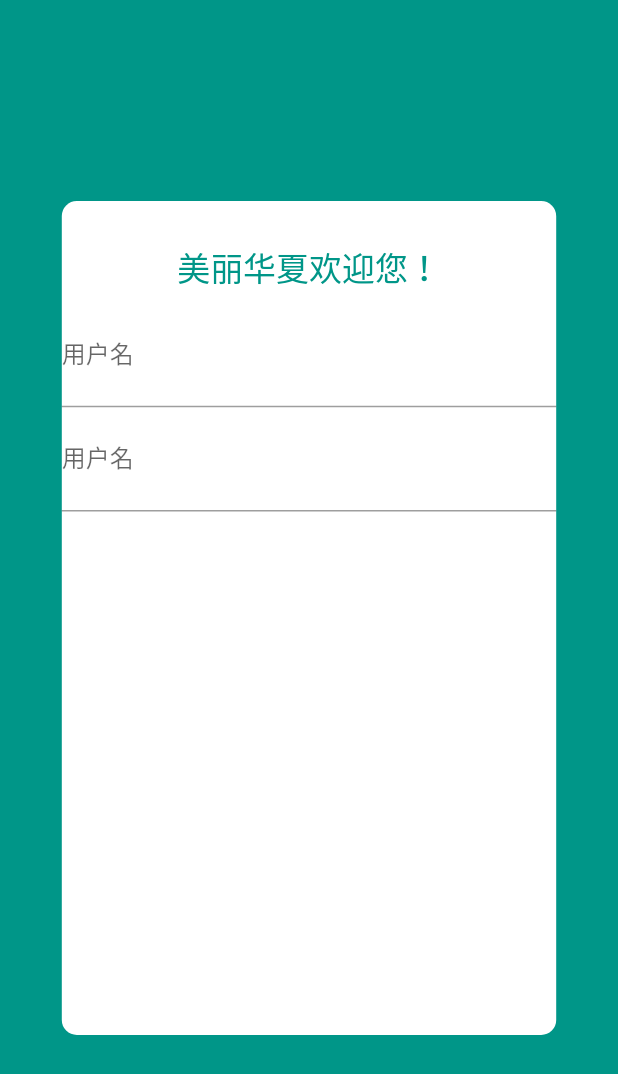
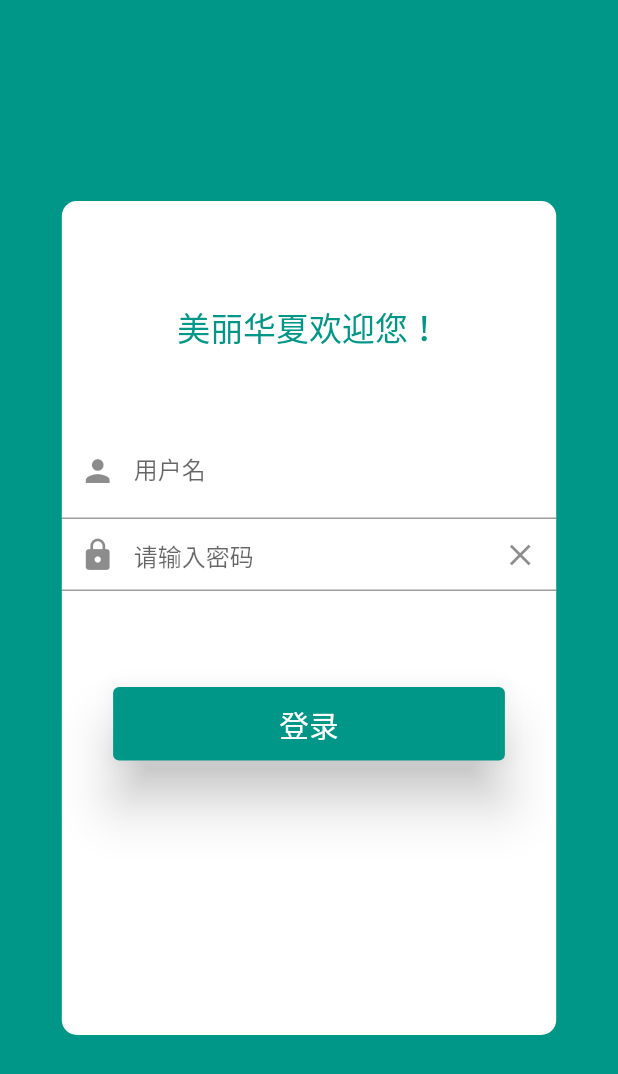
Before and after one commit to huajian123/bceet, a Flutter app: the screen it shows after launch, on a phone screen of 412 x 824 dp. Shown: the top 1074 px of the screen. Run offline on Flutter 3.47's test engine with Material 2 defaults, Android fonts, the phone set to English and light mode, and no system bars; our stand-ins replace flutter_screenutil.

Commit message:
修改登录页

```diff
--- a/lib/pages/login_page/login.dart
+++ b/lib/pages/login_page/login.dart
@@ -17,33 +17,62 @@ class Login extends StatelessWidget {
             decoration: BoxDecoration(
                 color: Colors.white, borderRadius: BorderRadius.circular(10.0)),
             child: Column(
-              crossAxisAlignment: CrossAxisAlignment.start,
+              //  mainAxisSize: MainAxisSize.max,
+              //  crossAxisAlignment: CrossAxisAlignment.start,
               children: <Widget>[
+                Padding(
+                  padding: EdgeInsets.all(20.0),
+                ),
                 Align(
                   alignment: Alignment.center,
                   child: Text(
                     "美丽华夏欢迎您！",
                     style: TextStyle(
                         color: Theme.of(context).primaryColor,
-                    fontSize: ScreenUtil().setSp(40.0),
-                      height: ScreenUtil().setHeight(5.0)
-                    ),
-
+                        fontSize: ScreenUtil().setSp(40.0),
+                        height: ScreenUtil().setHeight(5.0)),
                   ),
+                ),
+                Padding(
+                  padding: EdgeInsets.all(20.0),
                 ),
                 TextField(
                   autofocus: false,
                   decoration: InputDecoration(
                       labelText: "用户名",
                       hintText: "请输入美丽华夏",
-                      prefix: Icon(Icons.person)),
+                      prefixIcon: Icon(Icons.person)),
                 ),
                 TextField(
-                  autofocus: false,
-                  decoration: InputDecoration(
-                      labelText: "用户名",
-                      hintText: "请输入美丽华夏",
-                      prefix: Icon(Icons.person)),
+                  decoration: new InputDecoration(
+                    hintText: '请输入密码',
+                    prefixIcon: Icon(Icons.lock),
+                    suffixIcon: new IconButton(
+                      icon: new Icon(Icons.clear, color: Colors.black45),
+                      onPressed: () {},
+                    ),
+                  ),
+                  obscureText: true,
+                ),
+                Padding(
+                  padding: EdgeInsets.all(30.0),
+                ),
+                Container(
+                  width: ScreenUtil().setWidth(490.0),
+                  child: Card(
+                    color: Colors.teal,
+                    elevation: 15.0,
+                    child: FlatButton(
+                        onPressed: null,
+                        child: Padding(
+                          padding: EdgeInsets.all(10.0),
+                          child: Text(
+                            "登录",
+                            style:
+                                TextStyle(color: Colors.white, fontSize: ScreenUtil().setSp(36.0)),
+                          ),
+                        )),
+                  ),
                 )
               ],
             ),
```
